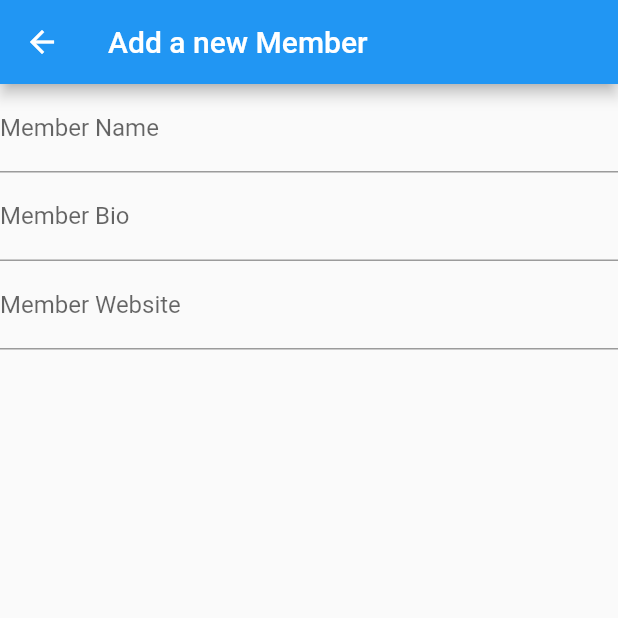
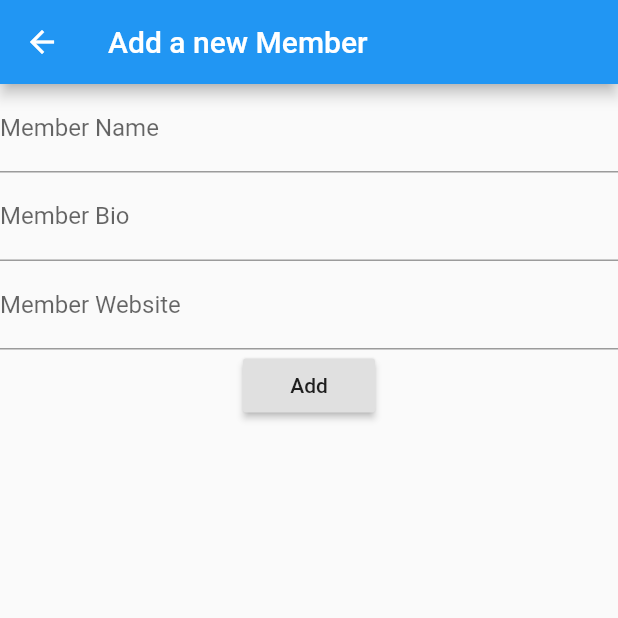
Before and after one commit to encima/mobile_dev_with_flutter, a Flutter app: the screen it shows after launch, after a tap on the "new releases" icon, on a phone screen of 412 x 824 dp, the top half of it. Run offline on Flutter 3.47's test engine with Material 2 defaults, Android fonts, the phone set to English and light mode, and no system bars.

Commit message:
working example of member page and addition

```diff
--- a/code/ex_four/lib/main.dart
+++ b/code/ex_four/lib/main.dart
@@ -69,6 +69,8 @@ class BasicHomePageState extends State<BasicHomePage> {
         },
       ),
     );
+    print(newMember.name);
+    names.add(newMember);
   }
 }
 
--- a/code/ex_four/lib/member_add.dart
+++ b/code/ex_four/lib/member_add.dart
@@ -18,15 +18,17 @@ class MemberAddState extends State<MemberAddPage> {
         appBar: AppBar(title: Text('Add a new Member')),
         body: Container(
             child: Column(children: [
-          TextField(decoration: InputDecoration(labelText: 'Member Name')),
-          TextField(decoration: InputDecoration(labelText: 'Member Bio')),
-          TextField(decoration: InputDecoration(labelText: 'Member Website'))
+          TextField(decoration: InputDecoration(labelText: 'Member Name'), controller: nameController,),
+          TextField(decoration: InputDecoration(labelText: 'Member Bio'), controller: bioController,),
+          TextField(decoration: InputDecoration(labelText: 'Member Website'), controller: siteController,),
+          RaisedButton(onPressed: addMember, child: Text('Add'))
         ])));
   }
 
   void addMember() {
     //TODO check there have been details entered
-    var m = Member(nameController.text, bioController.text, siteController.text, []);
+    var m = Member(
+        nameController.text, bioController.text, siteController.text, []);
     Navigator.of(context).pop(m);
   }
 }
```
Also changed, not shown: code/ex_four/lib/member_page.dart (+7 -0 lines).
